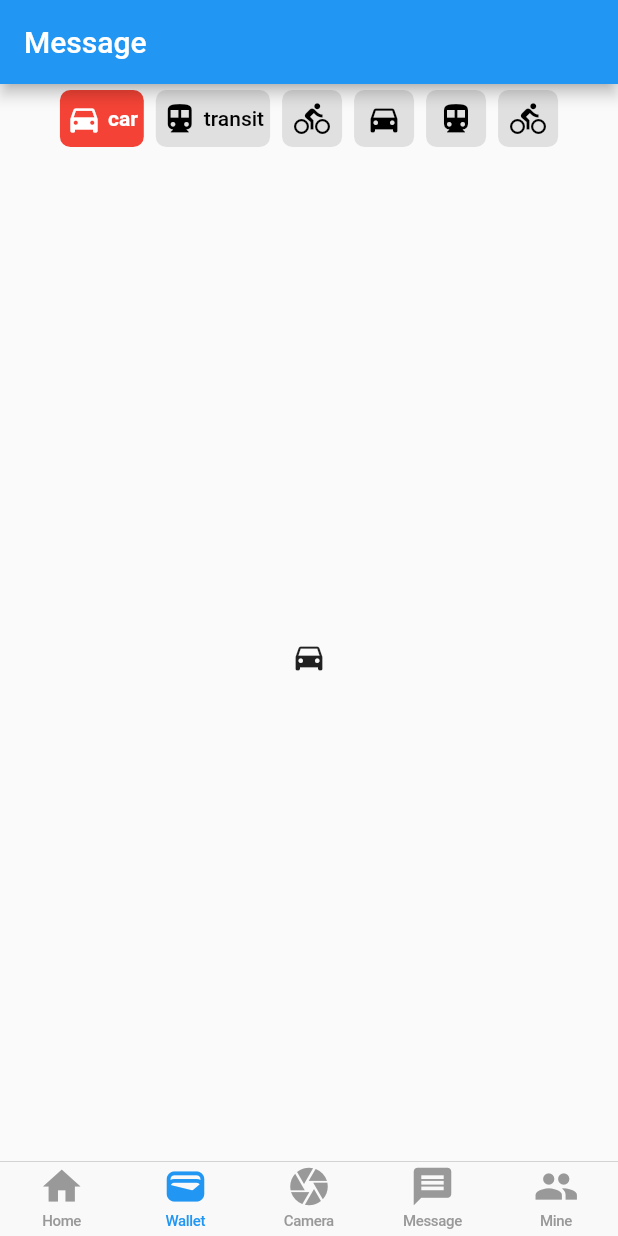
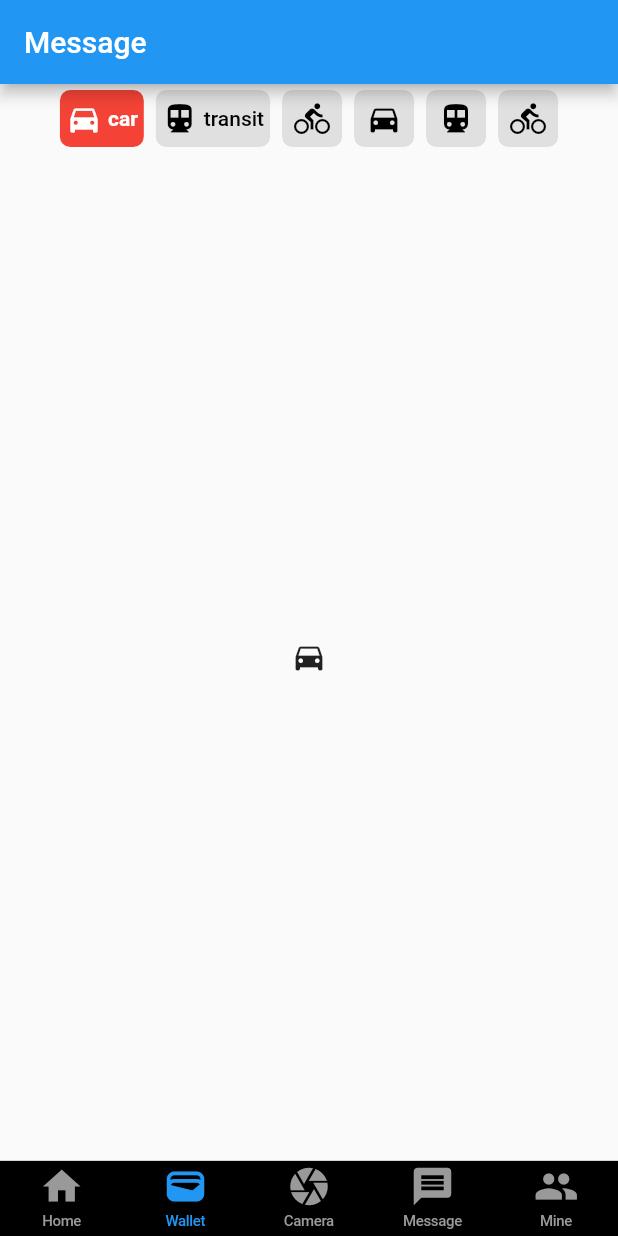
Before and after one commit to YMS1230/bok_app_flutter, a Flutter app: the screen it shows after launch, item 2 of the bottom bar chosen, after a tap on "Home", after a tap on "Wallet", on a phone screen of 412 x 824 dp. Run offline on Flutter 3.47's test engine with Material 2 defaults, Android fonts, the phone set to English and light mode, and no system bars; drawn by our look-alikes of buttons_tabbar; our stand-ins replace toast.

Commit message:
tabbar调整

```diff
--- /dev/null
+++ b/lib/common/colors.dart
@@ -0,0 +1,24 @@
+import 'dart:ui';
+
+/*
+* 使用说明
+*
+* ColorsUtil.hexColor(0x3caafa)//透明度为1
+* ColorsUtil.hexColor(0x3caafa,alpha: 0.5)//透明度为0.5
+* */
+class ColorsUtil {
+  /// 十六进制颜色，
+  /// hex, 十六进制值，例如：0xffffff,
+  /// alpha, 透明度 [0.0,1.0]
+  static Color hexColor(int hex,{double alpha = 1}){
+    if (alpha < 0){
+      alpha = 0;
+    }else if (alpha > 1){
+      alpha = 1;
+    }
+    return Color.fromRGBO((hex & 0xFF0000) >> 16 ,
+        (hex & 0x00FF00) >> 8,
+        (hex & 0x0000FF) >> 0,
+        alpha);
+  }
+}
--- /dev/null
+++ b/lib/common/screen.dart
@@ -0,0 +1,16 @@
+import 'package:flutter/cupertino.dart';
+
+import '../main.dart';
+
+class Screen {
+  static MediaQueryData mq =
+      MediaQuery.of(navigatorKey.currentState!.overlay!.context);
+  // 屏幕宽(注意是dp, 转换px 需要 screenWidth * pixelRatio)
+  static double screenWidth = mq.size.width;
+  // 屏幕高(注意是dp)
+  static double screenHeight = mq.size.height;
+  // 顶部状态栏, 随着刘海屏会增高
+  static double statusBarHeight = mq.padding.top;
+  // 底部功能栏, 类似于iPhone XR 底部安全区域
+  static double bottomBarHeight = mq.padding.bottom;
+}
--- a/lib/main.dart
+++ b/lib/main.dart
@@ -1,15 +1,18 @@
-import 'package:bok_app_flutter/widgets/tabbar.dart';
+import 'package:bok_app_flutter/routers/rootPage.dart';
 import 'package:flutter/material.dart';
 
 void main() => runApp(const MyApp());
+
+GlobalKey<NavigatorState> navigatorKey = GlobalKey<NavigatorState>();
 
 class MyApp extends StatelessWidget {
   const MyApp({super.key});
 
   @override
   Widget build(BuildContext context) {
-    return const MaterialApp(
-      home: Tabbar(),
+    return MaterialApp(
+      navigatorKey: navigatorKey,
+      home: const RootPage(),
     );
   }
 }
--- a/lib/routers/home.dart
+++ b/lib/routers/home.dart
@@ -10,6 +10,8 @@ class HomeRouter extends StatefulWidget {
 class _HomeRouterState extends State<HomeRouter> {
   @override
   Widget build(BuildContext context) {
-    return Container();
+    return Container(
+      decoration: const BoxDecoration(color: CupertinoColors.black),
+    );
   }
 }
--- a/lib/widgets/tabbar.dart
+++ b/lib/routers/rootPage.dart
@@ -5,17 +5,19 @@ import 'package:bok_app_flutter/routers/mine.dart';
 import 'package:bok_app_flutter/routers/wallet.dart';
 import 'package:flutter/cupertino.dart';
 import 'package:flutter/material.dart';
+import 'package:toast/toast.dart';
 import 'dart:io';
 import '../common/customFloatingButton.dart';
+import '../common/screen.dart';
 
-class Tabbar extends StatefulWidget {
-  const Tabbar({Key? key}) : super(key: key);
+class RootPage extends StatefulWidget {
+  const RootPage({Key? key}) : super(key: key);
 
   @override
-  State<Tabbar> createState() => _TabbarState();
+  State<RootPage> createState() => _RootPageState();
 }
 
-class _TabbarState extends State<Tabbar> {
+class _RootPageState extends State<RootPage> {
   int _currentIndex = 0;
   final List _children = [
     const HomeRouter(),
@@ -28,26 +30,23 @@ class _TabbarState extends State<Tabbar> {
 
   @override
   Widget build(BuildContext context) {
-    MediaQueryData mq = MediaQuery.of(context);
-    // 屏幕宽(注意是dp, 转换px 需要 screenWidth * pixelRatio)
-    double screenWidth = mq.size.width;
-    // 屏幕高(注意是dp)
-    double screenHeight = mq.size.height;
-    // 顶部状态栏, 随着刘海屏会增高
-    double statusBarHeight = mq.padding.top;
-    // 底部功能栏, 类似于iPhone XR 底部安全区域
-    double bottomBarHeight = mq.padding.bottom;
-
+    // 初始化Toast
+    ToastContext().init(context);
     return Scaffold(
         body: _children[_currentIndex],
         bottomNavigationBar: InkResponse(
           highlightColor: Colors.transparent,
           radius: 0.0,
           child: CupertinoTabBar(
+            backgroundColor: Colors.black,
             currentIndex: _currentIndex,
             onTap: (int index) {
               setState(() {
-                _currentIndex = index;
+                if (index!=2) {
+                  _currentIndex = index;
+                } else {
+                  Toast.show("加号点击", duration: 2, gravity: Toast.center);
+                }
               });
             },
             items: const [
@@ -64,7 +63,8 @@ class _TabbarState extends State<Tabbar> {
         ),
         floatingActionButtonLocation: FloatingButtonCustomLocation(
             FloatingActionButtonLocation.centerDocked,
-            offsetY: Platform.isIOS && bottomBarHeight > 0 ? 15 : -10,
-            offsetX: 0));
+            offsetY: Platform.isIOS && Screen.bottomBarHeight > 0 ? 15 : -10,
+            offsetX: 0)
+    );
   }
 }
--- a/pubspec.yaml
+++ b/pubspec.yaml
@@ -39,6 +39,7 @@ dependencies:
   json_model: ^1.0.0
   json_serializable: ^5.0.0
   buttons_tabbar: ^1.3.6
+  toast: ^0.3.0
 
 dev_dependencies:
   flutter_test:
```
Also changed, not shown: pubspec.lock, 3 other files.
